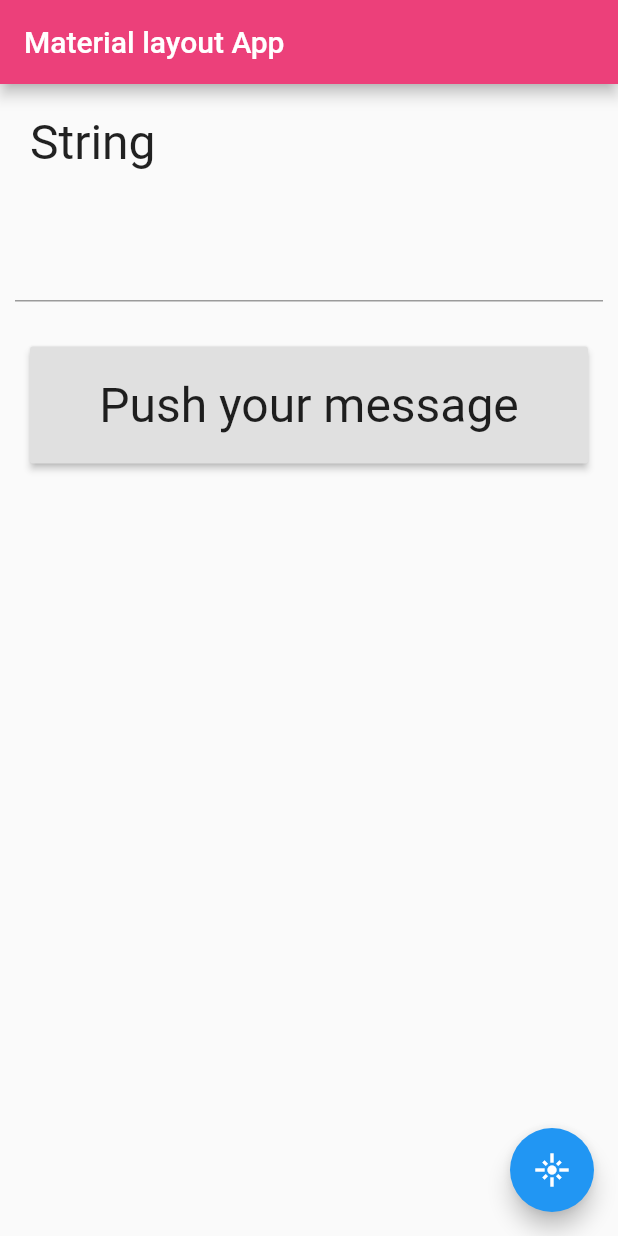
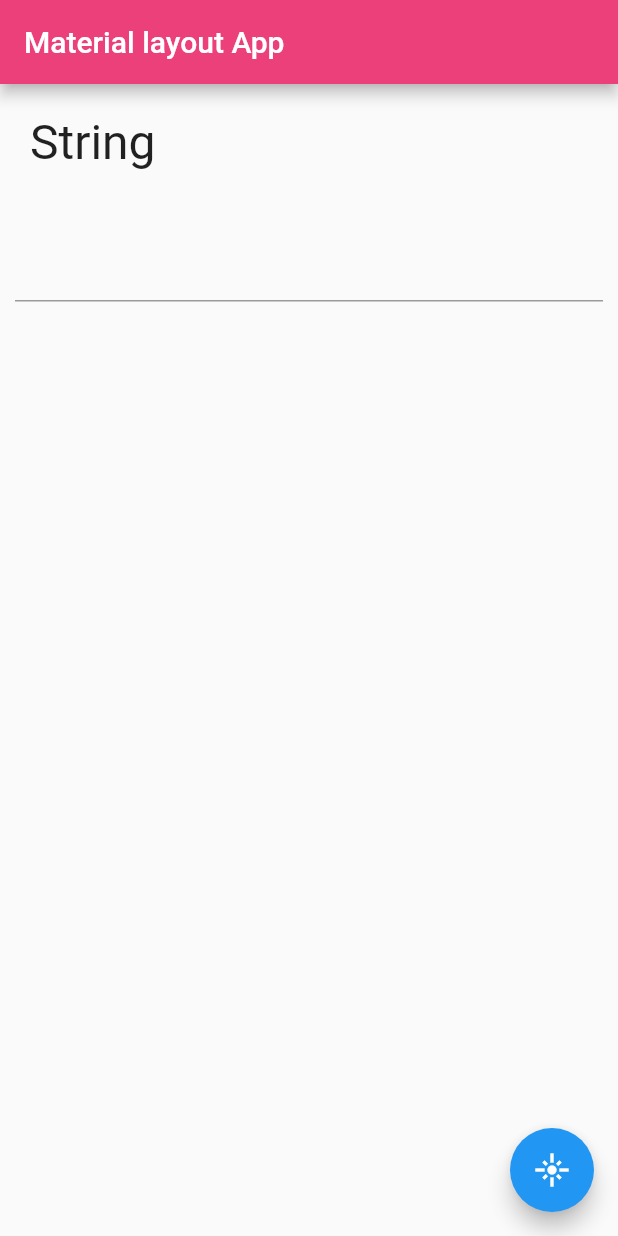
Before and after one commit to Ohnao/test2_flutter, a Flutter app: the screen it shows after launch, on a phone screen of 412 x 824 dp. Run offline on Flutter 3.47's test engine with Material 2 defaults, Android fonts, the phone set to English and light mode, and no system bars.

Commit message:
about onChanged

```diff
--- a/lib/main.dart
+++ b/lib/main.dart
@@ -30,9 +30,9 @@ class _MyHomePageState extends State<MyHomePage> {
     super.initState();
   }
 
-  void textPush(){
+  void textChanged(String val){
     setState(() {
-      _yourMessage = 'You said ' + controller.text;
+      _yourMessage = val.toUpperCase();
     });
   }
 
@@ -67,28 +67,12 @@ class _MyHomePageState extends State<MyHomePage> {
                   Padding(
                     padding: EdgeInsets.all(10.0),
                     child: TextField(
+                      onChanged: textChanged,
                       controller: controller,
                       style: TextStyle(fontSize: 28.0,
                       color: const Color(0xFFF0000),
                       fontWeight: FontWeight.w400,
                       fontFamily: "Roboto",
-                      ),
-                    ),
-                  ),
-                  Container(
-                    padding: EdgeInsets.all(20.0),
-                    child: RaisedButton(
-                      onPressed: textPush,
-                      child: Padding(
-                        padding: EdgeInsets.all(20.0),
-                        child: Text(
-                          "Push your message",
-                          style: TextStyle(
-                            fontSize:32.0,
-                            fontWeight: FontWeight.w400,
-                            fontFamily: "Roboto",
-                          )
-                        ),
                       ),
                     ),
                   ),
```
